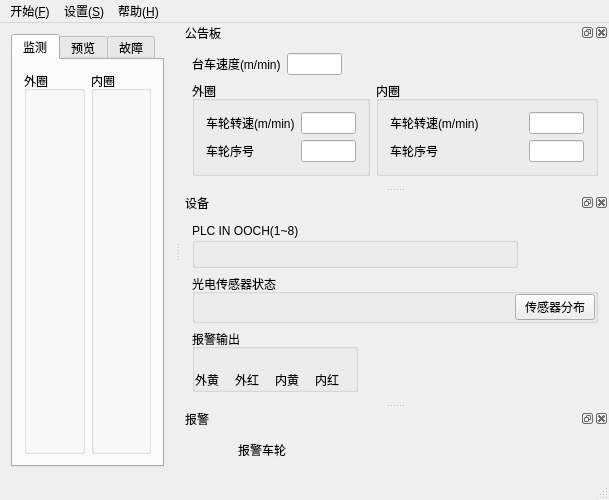
Old version of the form sources/mainwindow.ui in the repository cx3386/WheelMonitor.
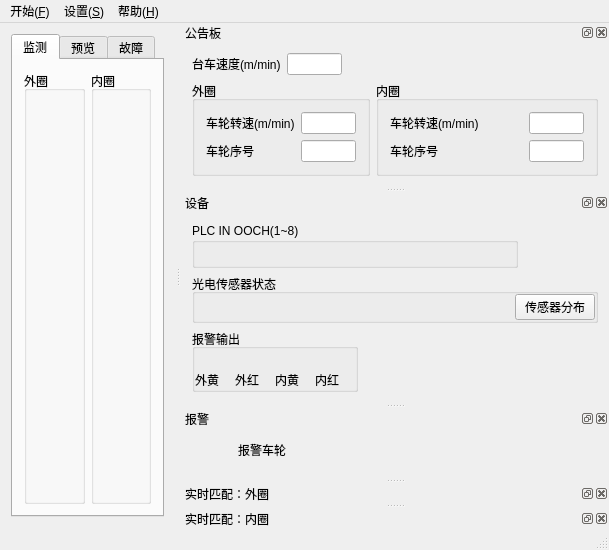
New version of the form. Icons and pictures are not drawn. Custom widgets are drawn as their Qt base class.

```diff
--- a/sources/mainwindow.ui
+++ b/sources/mainwindow.ui
@@ -7,7 +7,7 @@
     <x>0</x>
     <y>0</y>
     <width>450</width>
-    <height>436</height>
+    <height>504</height>
    </rect>
   </property>
   <property name="windowTitle">
@@ -1179,6 +1179,36 @@
    </widget>
   </widget>
   <widget class="QStatusBar" name="statusBar"/>
+  <widget class="QDockWidget" name="dockWidget_match0">
+   <property name="floating">
+    <bool>true</bool>
+   </property>
+   <property name="windowTitle">
+    <string>实时匹配：外圈</string>
+   </property>
+   <attribute name="dockWidgetArea">
+    <number>2</number>
+   </attribute>
+   <widget class="MatchViewer" name="matchViewer0"/>
+  </widget>
+  <widget class="QDockWidget" name="dockWidget_match1">
+   <property name="floating">
+    <bool>true</bool>
+   </property>
+   <property name="features">
+    <set>QDockWidget::AllDockWidgetFeatures</set>
+   </property>
+   <property name="allowedAreas">
+    <set>Qt::AllDockWidgetAreas</set>
+   </property>
+   <property name="windowTitle">
+    <string>实时匹配：内圈</string>
+   </property>
+   <attribute name="dockWidgetArea">
+    <number>2</number>
+   </attribute>
+   <widget class="MatchViewer" name="matchViewer1"/>
+  </widget>
   <action name="action_Start">
    <property name="checkable">
     <bool>false</bool>
@@ -1299,6 +1329,12 @@
    <header>AlarmLCDBoard.h</header>
    <container>1</container>
   </customwidget>
+  <customwidget>
+   <class>MatchViewer</class>
+   <extends>QWidget</extends>
+   <header location="global">MatchViewer.h</header>
+   <container>1</container>
+  </customwidget>
  </customwidgets>
  <resources>
   <include location="WheelMonitor.qrc"/>
```
Left out of the diff: 2 changed lines with no effect on the pictures.
